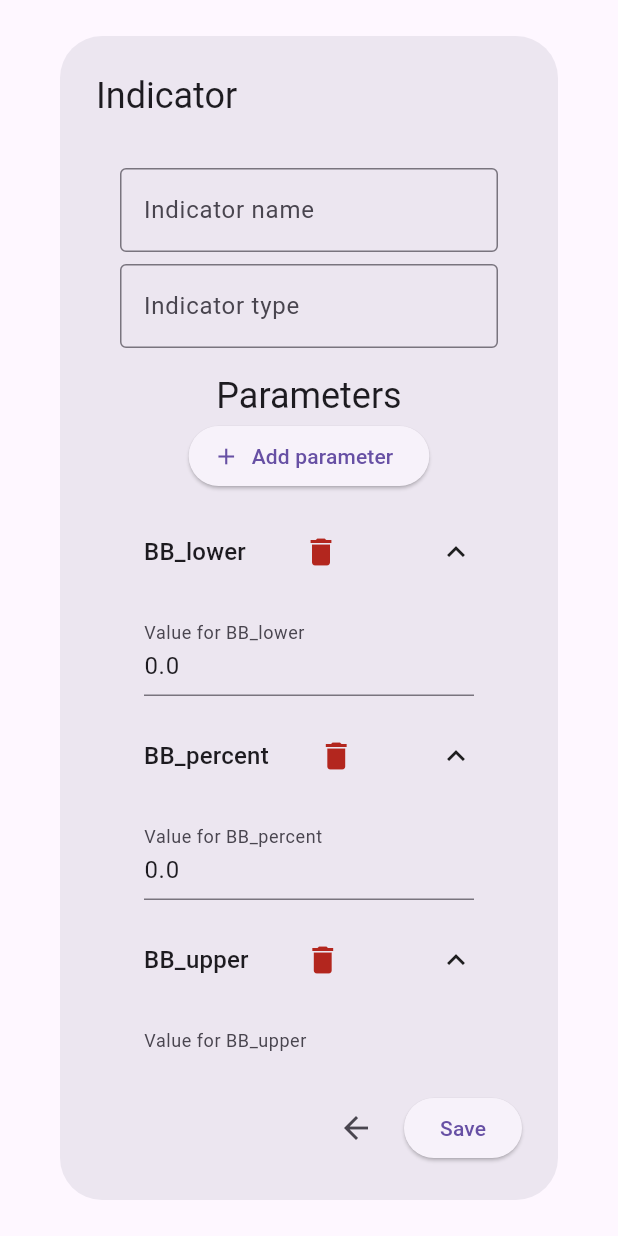
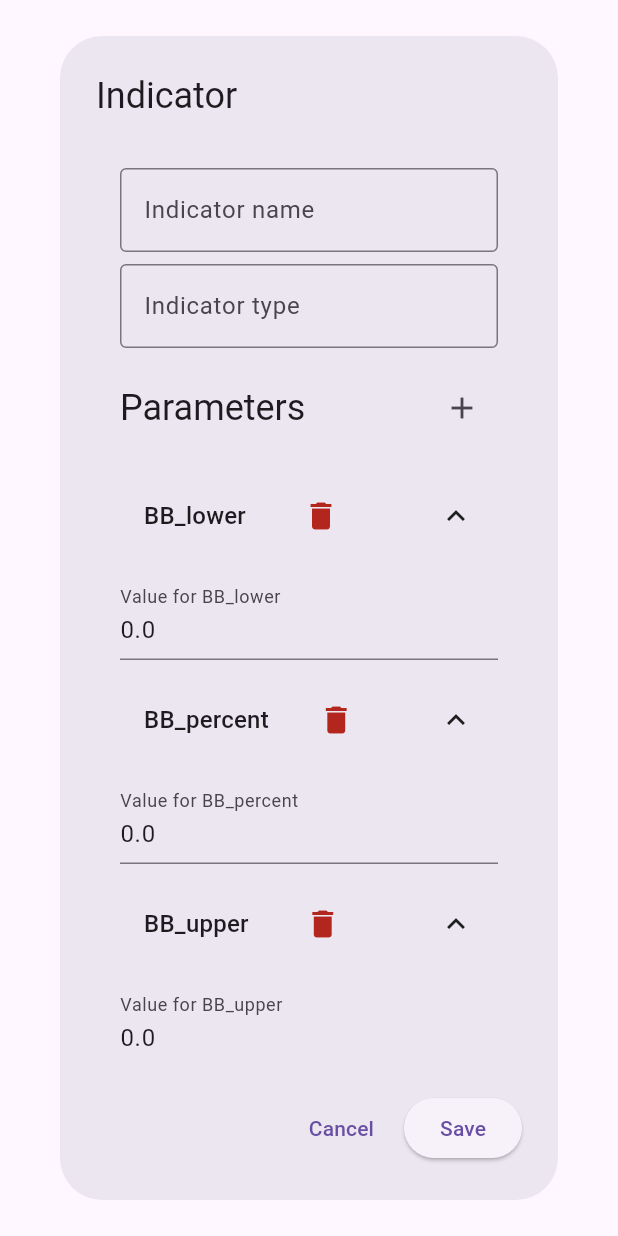
Before and after one commit to gofer-k/invest_agent, a Flutter app: the IndicatorDialog widget shown alone on an empty page, opened directly with empty values, on a phone screen of 412 x 824 dp. Run offline on Flutter 3.47's test engine with Material 3 defaults, Android fonts, the phone set to English and light mode, and no system bars; our stand-ins replace file_picker, flutter_riverpod, flutter_secure_storage, riverpod, riverpod_annotation; missing offline and left inert: dart_duckdb, flutter_math_fork, sealed_currencies; accounts and stored records are empty; generated files the repository leaves out were written again; statements that could not run were skipped.

Commit message:
feat: support indicators CRUD ops in the UI

```diff
--- a/lib/model/indicator_schema.dart
+++ b/lib/model/indicator_schema.dart
@@ -22,7 +22,7 @@ class IndicatorSchema implements CacheSchema {
   ''';
 
   @override
-  String get readAll => "SELECT * FROM $tableName;";
+  String get readAll => "SELECT * FROM $tableName ORDER BY name;";
 
   @override
   String readOne(Cache cache) => "SELECT * FROM $tableName WHERE id = ${(cache as Indicator).id};";
--- a/lib/widgets/indicator_config_dialog.dart
+++ b/lib/widgets/indicator_config_dialog.dart
@@ -27,13 +27,15 @@ class _IndicatorDialogState extends ConsumerState<IndicatorDialog> {
   late final TextEditingController controllerName;
   late final TextEditingController controllerType;
   late Map<String, dynamic> parameters = {};
+  bool addingParameter = false;
 
   @override
   void initState() {
     super.initState();
-    controllerName = TextEditingController(text: widget.indicator?.toString() ?? '');
+    controllerName = TextEditingController(text: widget.indicator?.name ?? '');
     controllerType = TextEditingController(text: widget.indicator?.type ?? '');
-    parameters = widget.indicator?.parameters ?? {};
+    // Ensure parameters is a mutable copy
+    parameters = Map<String, dynamic>.from(widget.indicator?.parameters ?? {});
   }
 
   @override
@@ -46,22 +48,27 @@ class _IndicatorDialogState extends ConsumerState<IndicatorDialog> {
   @override
   Widget build(BuildContext context) {
     return AlertDialog(
-      title: Text("Indicator ${widget.indicator.toString()}"),
+      title: Text("Indicator ${widget.indicator?.name ?? 'New'}"),
       content: SingleChildScrollView(
         padding: const EdgeInsets.all(16),
           child: Column(
-        // mainAxisSize: MainAxisSize.min,
             children: [
               _editIndicatorName(controllerName, "Input indicator name", "Indicator name"),
               const SizedBox(height: 8),
               _editIndicatorName(controllerType, "Input type: e.g. Moving Average", "Indicator type"),
               const SizedBox(height: 16),
+              Row(
+                mainAxisAlignment: MainAxisAlignment.spaceBetween,
+                children: [
                   Text("Parameters", style: Theme.of(context).textTheme.headlineSmall),
-              ElevatedButton.icon(
-                icon: const Icon(Icons.add),
-                label: const Text('Add parameter'),
-                onPressed: () => _handleAddParameter(context, ref),
+                  IconButton(
+                    icon: Icon(addingParameter ? Icons.close : Icons.add),
+                    onPressed: () => setState(() => addingParameter = !addingParameter),
                   ),
+                ],
+              ),
+              if (addingParameter) _handleAddParameter(context),
+              const SizedBox(height: 8),
               for (var parameter in parameters.entries)
                 Shrinkable(
                   expanded: true,
@@ -76,12 +83,12 @@ class _IndicatorDialogState extends ConsumerState<IndicatorDialog> {
                   ],
                   body: _buildIndicatorParameter(context, parameter),
                ),
-                const SizedBox(height: 8),
+               // const SizedBox(height: 8),
             ],
           ),
         ),
         actions: [
-          BackButton(onPressed: () => Navigator.of(context).pop()),
+          TextButton(onPressed: () => Navigator.of(context).pop(), child: const Text("Cancel")),
           ElevatedButton(onPressed: () {
             final name = controllerName.text.trim();
             if (name.isEmpty) return;
@@ -100,69 +107,119 @@ class _IndicatorDialogState extends ConsumerState<IndicatorDialog> {
 
   Widget _editIndicatorName(TextEditingController controller, String hint, String label) {
     return TextField(
-      controller: controllerName,
+      controller: controller,
       decoration: InputDecoration(labelText: label, hintText: hint,
         border: const OutlineInputBorder(),
       ),
       keyboardType: TextInputType.text,
-      textAlign: TextAlign.end,
     );
   }
 
   Widget _buildIndicatorParameter(BuildContext context, MapEntry<String, dynamic> parameter) {
     if (parameter.value is List) {
-      final inputType = parameter.value is List<num> ? TextInputType.numberWithOptions() : TextInputType.text;
+      final list = parameter.value as List;
       return Column(
         children: [
-          Wrap(spacing: 8,
-            children: (parameter.value as List).map<Widget>((w) =>
-              Chip(label: Text("$w"),
+          Wrap(
+            spacing: 8,
+            children: list.map<Widget>((item) =>
+                Chip(
+                  label: Text("$item"),
                   onDeleted: () {
-                  setState(() => parameter.value.remove(w));
+                    // REMOVE ONLY THE VALUE FROM THE LIST
+                    setState(() {
+                      list.remove(item);
+                    });
                   },
                 )
             ).toList(),
           ),
-          Row(
-            children: [
-              Expanded(
-                child: TextField(
-
-                  decoration: InputDecoration(labelText: "Add ${parameter.key}"),
-                    keyboardType: inputType,
+          TextField(
+            decoration: InputDecoration(labelText: "Add to ${parameter.key}"),
             onSubmitted: (v) {
-                      final parsed = num.tryParse(v);
-                      if (parsed != null) {
-                        setState(() => parameter.value.add(parsed));
-                      }
+              if (v.trim().isEmpty) return;
+              final parsed = num.tryParse(v) ?? v.trim();
+              setState(() => list.add(parsed));
             },
           ),
-              ),
         ],
-          ),
-        ]
-      );
-    }
-    return
-      Padding(
-        padding: const EdgeInsets.symmetric(horizontal: 16.0),
-        child: TextField(
-          controller: TextEditingController(text: parameter.value.toString()),
-          decoration: InputDecoration(labelText: "Value for ${parameter.key}"),
-          keyboardType: parameter.value is num ? TextInputType.numberWithOptions() : TextInputType.text,
-          onChanged: (v) {
-            final parsed = num.tryParse(v);
-            if (parsed != null) {
-              parameters[parameter.key] = parsed;
-            } else {
-              parameters[parameter.key] = v.trim();
-            }
-          },
-        ),
       );
     }
 
-  void _handleAddParameter(BuildContext context, WidgetRef ref) {
+    // Single value editor
+    return TextField(
+      controller: TextEditingController(text: parameter.value.toString()),
+      decoration: InputDecoration(labelText: "Value for ${parameter.key}"),
+      onChanged: (v) {
+        parameters[parameter.key] = num.tryParse(v) ?? v.trim();
+      },
+    );
+  }
 
+  Widget _handleAddParameter(BuildContext context) {
+    return TextField(
+      decoration: const InputDecoration(
+        labelText: "New parameter name",
+        hintText: "Enter name and press Enter",
+        border: OutlineInputBorder(),
+      ),
+      autofocus: true,
+      onSubmitted: (v) {
+        if (v.trim().isNotEmpty) {
+          setState(() {
+            // Initialize as an empty mutable list
+            parameters[v.trim()] = [];
+            addingParameter = false;
+          });
         }
+      },
+    );
   }
+  // Widget _handleAddParameter(BuildContext context) {
+  //   final nameController = TextEditingController();
+  //   return Column(
+  //       children: [
+  //         TextField(
+  //           controller: nameController,
+  //           decoration: const InputDecoration(
+  //             labelText: "New parameter name",
+  //             border: OutlineInputBorder(),
+  //             hintText: "e.g. Periods, Source, etc.",
+  //           ),
+  //           autofocus: true,
+  //           onSubmitted: (v) {
+  //             final name = v.trim();
+  //             if (name.isNotEmpty) {
+  //               setState(() {
+  //                 // Initialize as an empty list so it uses the List UI
+  //                 parameters[name] = [];
+  //                 addingParameter = false;
+  //               });
+  //             }
+  //           },
+  //         ),
+  //         Row(
+  //           mainAxisAlignment: MainAxisAlignment.end,
+  //           children: [
+  //             TextButton(
+  //               onPressed: () => setState(() => addingParameter = false),
+  //               child: const Text("Cancel"),
+  //             ),
+  //             ElevatedButton(
+  //               onPressed: () {
+  //                 final name = nameController.text.trim();
+  //                 if (name.isNotEmpty) {
+  //                   setState(() {
+  //                     parameters[name] = [];
+  //                     addingParameter = false;
+  //                   });
+  //                 }
+  //               },
+  //               child: const Text("Add"),
+  //             ),
+  //           ],
+  //         ),
+  //       ]
+  //   );
+  // }
+}
```
Also changed, not shown: lib/panels/indicators_panel.dart (+6 -2 lines). Lines whose indentation alone changed are shown as unchanged.
